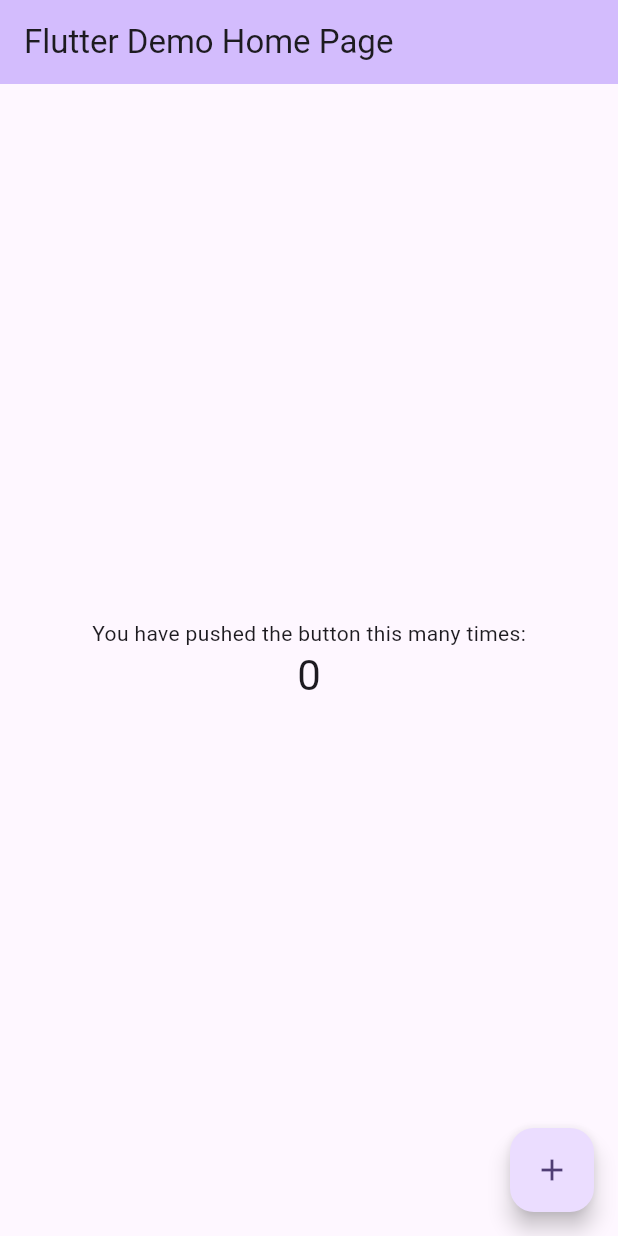
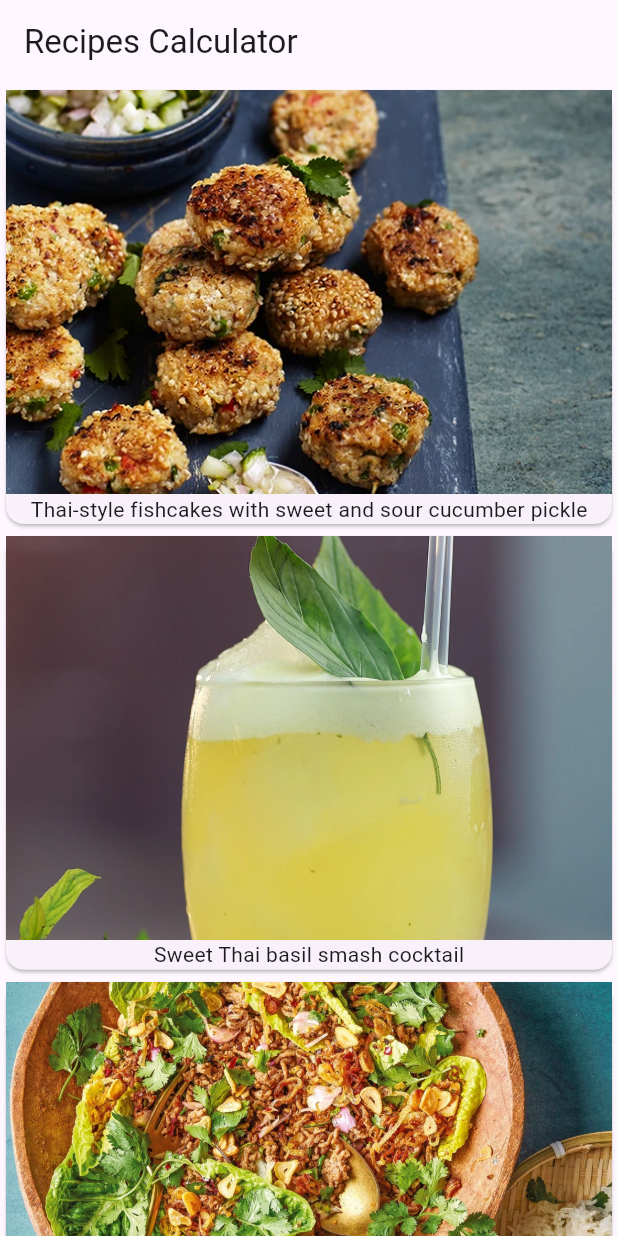
Before and after one commit to PolawatK/Recipe, a Flutter app: the screen it shows after launch, on a phone screen of 412 x 824 dp. Run offline on Flutter 3.47's test engine with Material 3 defaults, Android fonts, the phone set to English and light mode, and no system bars.

```diff
--- /dev/null
+++ b/lib/Model/recipe.dart
@@ -0,0 +1,22 @@
+class Recipe {
+  String imgLabel;
+  String imageUrl;
+
+  Recipe(this.imageUrl, this.imgLabel);
+
+  static List<Recipe> samples = [
+    Recipe(
+      'assets/images/2358.webp',
+      'Thai-style fishcakes with sweet and sour cucumber pickle',
+    ),
+    Recipe('assets/images/3910.webp', 'Sweet Thai basil smash cocktail'),
+    Recipe(
+      'assets/images/p133-20250121rps2352northernlarbpreview-1-0ac4d35.webp',
+      'Larb muang (Thai chopped pork salad)',
+    ),
+    Recipe(
+      'assets/images/p66-20250121rps2352tigersaladpreview-b01d5bc.webp',
+      'Crying tiger beef salad (yum nua seua rong hai)',
+    ),
+  ];
+}
--- a/lib/main.dart
+++ b/lib/main.dart
@@ -1,4 +1,5 @@
 import 'package:flutter/material.dart';
+import 'package:recipes/Model/recipe.dart';
 
 void main() {
   runApp(const RecipeApp());
@@ -13,39 +14,15 @@ class RecipeApp extends StatelessWidget {
     return MaterialApp(
       title: 'Flutter Demo',
       theme: ThemeData(
-        // This is the theme of your application.
-        //
-        // TRY THIS: Try running your application with "flutter run". You'll see
-        // the application has a purple toolbar. Then, without quitting the app,
-        // try changing the seedColor in the colorScheme below to Colors.green
-        // and then invoke "hot reload" (save your changes or press the "hot
-        // reload" button in a Flutter-supported IDE, or press "r" if you used
-        // the command line to start the app).
-        //
-        // Notice that the counter didn't reset back to zero; the application
-        // state is not lost during the reload. To reset the state, use hot
-        // restart instead.
-        //
-        // This works for code too, not just values: Most code changes can be
-        // tested with just a hot reload.
         colorScheme: ColorScheme.fromSeed(seedColor: Colors.deepPurple),
       ),
-      home: const MyHomePage(title: 'Flutter Demo Home Page'),
+      home: const MyHomePage(title: 'Recipes Calculator'),
     );
   }
 }
 
 class MyHomePage extends StatefulWidget {
   const MyHomePage({super.key, required this.title});
-
-  // This widget is the home page of your application. It is stateful, meaning
-  // that it has a State object (defined below) that contains fields that affect
-  // how it looks.
-
-  // This class is the configuration for the state. It holds the values (in this
-  // case the title) provided by the parent (in this case the App widget) and
-  // used by the build method of the State. Fields in a Widget subclass are
-  // always marked "final".
 
   final String title;
 
@@ -54,69 +31,31 @@ class MyHomePage extends StatefulWidget {
 }
 
 class _MyHomePageState extends State<MyHomePage> {
-  int _counter = 0;
-
-  void _incrementCounter() {
-    setState(() {
-      // This call to setState tells the Flutter framework that something has
-      // changed in this State, which causes it to rerun the build method below
-      // so that the display can reflect the updated values. If we changed
-      // _counter without calling setState(), then the build method would not be
-      // called again, and so nothing would appear to happen.
-      _counter++;
-    });
-  }
-
   @override
   Widget build(BuildContext context) {
-    // This method is rerun every time setState is called, for instance as done
-    // by the _incrementCounter method above.
-    //
-    // The Flutter framework has been optimized to make rerunning build methods
-    // fast, so that you can just rebuild anything that needs updating rather
-    // than having to individually change instances of widgets.
     return Scaffold(
-      appBar: AppBar(
-        // TRY THIS: Try changing the color here to a specific color (to
-        // Colors.amber, perhaps?) and trigger a hot reload to see the AppBar
-        // change color while the other colors stay the same.
-        backgroundColor: Theme.of(context).colorScheme.inversePrimary,
-        // Here we take the value from the MyHomePage object that was created by
-        // the App.build method, and use it to set our appbar title.
-        title: Text(widget.title),
-      ),
-      body: Center(
-        // Center is a layout widget. It takes a single child and positions it
-        // in the middle of the parent.
-        child: Column(
-          // Column is also a layout widget. It takes a list of children and
-          // arranges them vertically. By default, it sizes itself to fit its
-          // children horizontally, and tries to be as tall as its parent.
-          //
-          // Column has various properties to control how it sizes itself and
-          // how it positions its children. Here we use mainAxisAlignment to
-          // center the children vertically; the main axis here is the vertical
-          // axis because Columns are vertical (the cross axis would be
-          // horizontal).
-          //
-          // TRY THIS: Invoke "debug painting" (choose the "Toggle Debug Paint"
-          // action in the IDE, or press "p" in the console), to see the
-          // wireframe for each widget.
-          mainAxisAlignment: MainAxisAlignment.center,
-          children: <Widget>[
-            const Text('You have pushed the button this many times:'),
-            Text(
-              '$_counter',
-              style: Theme.of(context).textTheme.headlineMedium,
-            ),
-          ],
+      appBar: AppBar(title: Text(widget.title)),
+      body: SafeArea(
+        child: Container(
+          child: ListView.builder(
+            itemBuilder: (BuildContext context, int index) {
+              return buildRecipeCard(Recipe.samples[index]);
+            },
+            itemCount: Recipe.samples.length,
+          ),
         ),
       ),
-      floatingActionButton: FloatingActionButton(
-        onPressed: _incrementCounter,
-        tooltip: 'Increment',
-        child: const Icon(Icons.add),
-      ), // This trailing comma makes auto-formatting nicer for build methods.
     );
   }
 }
+
+Widget buildRecipeCard(Recipe recipe) {
+  return Card(
+    child: Column(
+      children: <Widget>[
+        Image(image: AssetImage(recipe.imageUrl)),
+        Text(recipe.imgLabel),
+      ],
+    ),
+  );
+}
--- a/pubspec.yaml
+++ b/pubspec.yaml
@@ -58,9 +58,8 @@ flutter:
   uses-material-design: true
 
   # To add assets to your application, add an assets section, like this:
-  # assets:
-  #   - images/a_dot_burr.jpeg
-  #   - images/a_dot_ham.jpeg
+  assets:
+    - assets/images/
 
   # An image asset can refer to one or more resolution-specific "variants", see
   # https://flutter.dev/to/resolution-aware-images
```
Also changed, not shown: assets/images/200304_Olive_PadThai-ebe0f22-scaled.webp (added), assets/images/2358.webp (added), assets/images/24561.webp (added), assets/images/3910.webp (added), assets/images/OLI-0519-Healthy_GreenThaiFishCurry_32208-c3cee9a (1).webp (added), assets/images/OLI-0519-Healthy_GreenThaiFishCurry_32208-c3cee9a.webp (added), assets/images/Red_roast_duck_curry.jpg (added), assets/images/p110-20250121rps2352pumpkincurrypreview-8534543.webp (added), assets/images/p133-20250121rps2352northernlarbpreview-1-0ac4d35.webp (added), assets/images/p66-20250121rps2352tigersaladpreview-b01d5bc.webp (added).
